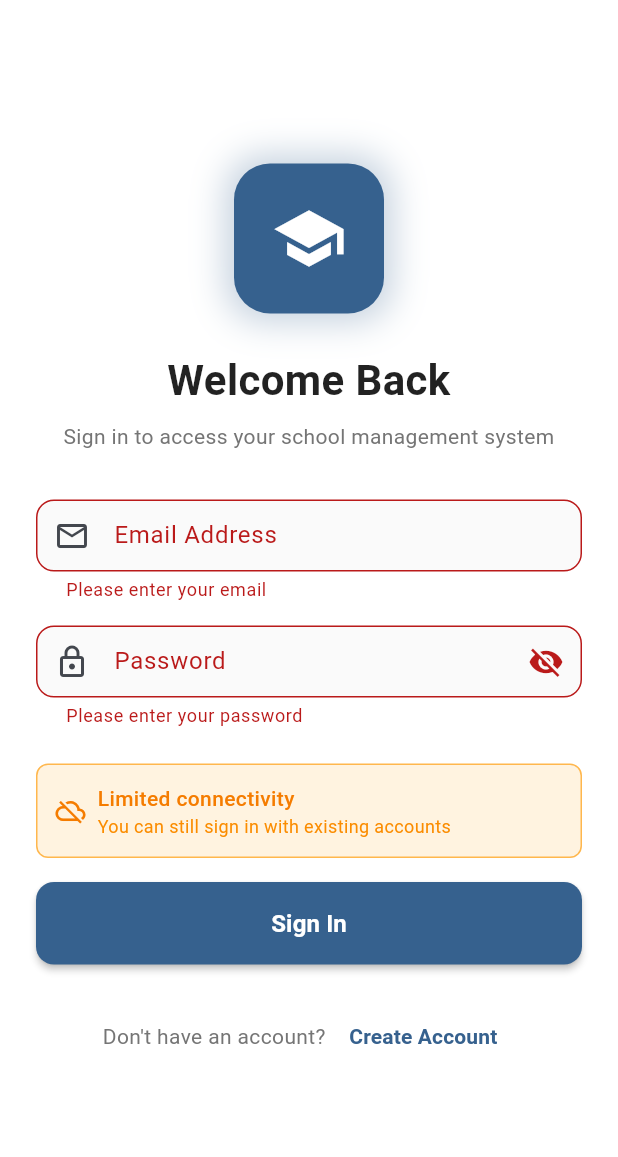
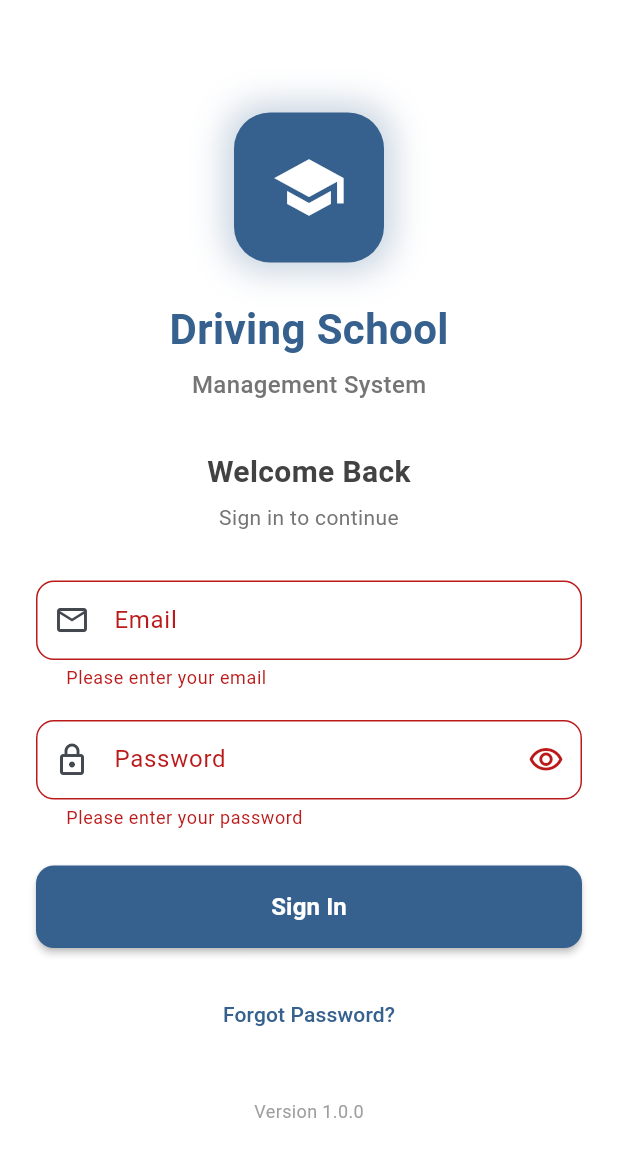
Before and after one commit to ckydoo/driving, a Flutter app: the screen it shows after launch, after a tap on "Sign In", on a phone screen of 412 x 824 dp. Shown: the top 1157 px of the screen. Run offline on Flutter 3.47's test engine with Material 3 defaults, Android fonts, the phone set to English and light mode, and no system bars; our stand-ins replace csv, file_picker, fl_chart, flutter_secure_storage, get, pdf and 6 more; accounts and stored records are empty.

Commit message:
`Simplified login screen without Firebase, updated UI and functionality`

```diff
--- a/lib/screens/auth/login_screen.dart
+++ b/lib/screens/auth/login_screen.dart
@@ -1,4 +1,4 @@
-// lib/screens/auth/login_screen.dart - Updated for Firebase-First with backward compatibility
+// lib/screens/auth/login_screen.dart - Simplified without Firebase
 import 'package:driving/controllers/auth_controller.dart';
 import 'package:flutter/material.dart';
 import 'package:get/get.dart';
@@ -23,6 +23,21 @@ class _LoginScreenState extends State<LoginScreen> {
     _emailController.dispose();
     _passwordController.dispose();
     super.dispose();
+  }
+
+  Future<void> _handleLogin() async {
+    if (_formKey.currentState!.validate()) {
+      final success = await _authController.login(
+        _emailController.text.trim(),
+        _passwordController.text,
+      );
+
+      if (success) {
+        // Navigate to main app on successful login
+        Get.offAllNamed('/main');
+      }
+      // Error handling is already done in the AuthController
+    }
   }
 
   @override
@@ -76,21 +91,20 @@ class _LoginScreenState extends State<LoginScreen> {
                               ),
                               SizedBox(height: isWideScreen ? 32 : 24),
                               Text(
-                                'Welcome Back',
-                                textAlign: TextAlign.center,
+                                'Driving School',
                                 style: TextStyle(
                                   fontSize: isWideScreen ? 32 : 28,
                                   fontWeight: FontWeight.bold,
-                                  color: Colors.black87,
+                                  color: Theme.of(context).primaryColor,
                                 ),
                               ),
-                              SizedBox(height: isWideScreen ? 12 : 8),
+                              SizedBox(height: isWideScreen ? 8 : 6),
                               Text(
-                                'Sign in to access your school management system',
-                                textAlign: TextAlign.center,
+                                'Management System',
                                 style: TextStyle(
-                                  fontSize: isWideScreen ? 16 : 14,
-                                  color: Colors.grey.shade600,
+                                  fontSize: isWideScreen ? 18 : 16,
+                                  color: Colors.grey[600],
+                                  fontWeight: FontWeight.w500,
                                 ),
                               ),
                             ],
@@ -99,33 +113,47 @@ class _LoginScreenState extends State<LoginScreen> {
 
                         SizedBox(height: isWideScreen ? 48 : 32),
 
+                        // Welcome Text
+                        Text(
+                          'Welcome Back',
+                          style: TextStyle(
+                            fontSize: isWideScreen ? 24 : 20,
+                            fontWeight: FontWeight.bold,
+                            color: Colors.grey[800],
+                          ),
+                          textAlign: TextAlign.center,
+                        ),
+                        SizedBox(height: isWideScreen ? 8 : 6),
+                        Text(
+                          'Sign in to continue',
+                          style: TextStyle(
+                            fontSize: isWideScreen ? 16 : 14,
+                            color: Colors.grey[600],
+                          ),
+                          textAlign: TextAlign.center,
+                        ),
+
+                        SizedBox(height: isWideScreen ? 40 : 32),
+
                         // Email Field
                         TextFormField(
                           controller: _emailController,
                           keyboardType: TextInputType.emailAddress,
+                          textInputAction: TextInputAction.next,
                           decoration: InputDecoration(
-                            labelText: 'Email Address',
+                            labelText: 'Email',
                             hintText: 'Enter your email',
                             prefixIcon: const Icon(Icons.email_outlined),
                             border: OutlineInputBorder(
                               borderRadius: BorderRadius.circular(12),
                             ),
-                            enabledBorder: OutlineInputBorder(
-                              borderRadius: BorderRadius.circular(12),
-                              borderSide:
-                                  BorderSide(color: Colors.grey.shade300),
-                            ),
-                            focusedBorder: OutlineInputBorder(
-                              borderRadius: BorderRadius.circular(12),
-                              borderSide:
-                                  BorderSide(color: Colors.blue.shade600),
-                            ),
-                            filled: true,
-                            fillColor: Colors.grey.shade50,
                             contentPadding: EdgeInsets.symmetric(
                               horizontal: 16,
-                              vertical: isWideScreen ? 16 : 12,
+                              vertical: isWideScreen ? 20 : 16,
                             ),
+                          ),
+                          style: TextStyle(
+                            fontSize: isWideScreen ? 16 : 14,
                           ),
                           validator: (value) {
                             if (value == null || value.isEmpty) {
@@ -138,12 +166,14 @@ class _LoginScreenState extends State<LoginScreen> {
                           },
                         ),
 
-                        SizedBox(height: isWideScreen ? 20 : 16),
+                        SizedBox(height: isWideScreen ? 24 : 20),
 
                         // Password Field
                         TextFormField(
                           controller: _passwordController,
                           obscureText: _obscurePassword,
+                          textInputAction: TextInputAction.done,
+                          onFieldSubmitted: (_) => _handleLogin(),
                           decoration: InputDecoration(
                             labelText: 'Password',
                             hintText: 'Enter your password',
@@ -151,8 +181,8 @@ class _LoginScreenState extends State<LoginScreen> {
                             suffixIcon: IconButton(
                               icon: Icon(
                                 _obscurePassword
-                                    ? Icons.visibility_off
-                                    : Icons.visibility,
+                                    ? Icons.visibility_outlined
+                                    : Icons.visibility_off_outlined,
                               ),
                               onPressed: () {
                                 setState(() {
@@ -163,22 +193,13 @@ class _LoginScreenState extends State<LoginScreen> {
                             border: OutlineInputBorder(
                               borderRadius: BorderRadius.circular(12),
                             ),
-                            enabledBorder: OutlineInputBorder(
-                              borderRadius: BorderRadius.circular(12),
-                              borderSide:
-                                  BorderSide(color: Colors.grey.shade300),
-                            ),
-                            focusedBorder: OutlineInputBorder(
-                              borderRadius: BorderRadius.circular(12),
-                              borderSide:
-                                  BorderSide(color: Colors.blue.shade600),
-                            ),
-                            filled: true,
-                            fillColor: Colors.grey.shade50,
                             contentPadding: EdgeInsets.symmetric(
                               horizontal: 16,
-                              vertical: isWideScreen ? 16 : 12,
+                              vertical: isWideScreen ? 20 : 16,
                             ),
+                          ),
+                          style: TextStyle(
+                            fontSize: isWideScreen ? 16 : 14,
                           ),
                           validator: (value) {
                             if (value == null || value.isEmpty) {
@@ -193,7 +214,7 @@ class _LoginScreenState extends State<LoginScreen> {
 
                         SizedBox(height: isWideScreen ? 32 : 24),
 
-                        // Error Message
+                        // Error Message (Only show actual errors)
                         Obx(() {
                           if (_authController.error.value.isNotEmpty) {
                             return Container(
@@ -225,49 +246,6 @@ class _LoginScreenState extends State<LoginScreen> {
                           return const SizedBox.shrink();
                         }),
 
-                        // Firebase Connection Status
-                        Obx(() {
-                          return Container(
-                            padding: const EdgeInsets.all(12),
-                            margin: const EdgeInsets.only(bottom: 16),
-                            decoration: BoxDecoration(
-                              color: Colors.orange[50],
-                              border: Border.all(color: Colors.orange[300]!),
-                              borderRadius: BorderRadius.circular(8),
-                            ),
-                            child: Row(
-                              children: [
-                                Icon(Icons.cloud_off,
-                                    color: Colors.orange[700], size: 20),
-                                const SizedBox(width: 8),
-                                Expanded(
-                                  child: Column(
-                                    crossAxisAlignment:
-                                        CrossAxisAlignment.start,
-                                    children: [
-                                      Text(
-                                        'Limited connectivity',
-                                        style: TextStyle(
-                                          color: Colors.orange[700],
-                                          fontSize: 14,
-                                          fontWeight: FontWeight.w500,
-                                        ),
-                                      ),
-                                      Text(
-                                        'You can still sign in with existing accounts',
-                                        style: TextStyle(
-                                          color: Colors.orange[600],
-                                          fontSize: 12,
-                                        ),
-                                      ),
-                                    ],
-                                  ),
-                                ),
-                              ],
-                            ),
-                          );
-                        }),
-
                         // Login Button
                         Obx(() => ElevatedButton(
                               onPressed: _authController.isLoading.value
@@ -285,13 +263,29 @@ class _LoginScreenState extends State<LoginScreen> {
                                 elevation: 2,
                               ),
                               child: _authController.isLoading.value
-                                  ? const SizedBox(
+                                  ? Row(
+                                      mainAxisAlignment:
+                                          MainAxisAlignment.center,
+                                      children: [
+                                        SizedBox(
+                                          width: 20,
                                           height: 20,
-                                      width: 20,
                                           child: CircularProgressIndicator(
-                                        color: Colors.white,
                                             strokeWidth: 2,
+                                            valueColor:
+                                                AlwaysStoppedAnimation<Color>(
+                                                    Colors.white),
                                           ),
+                                        ),
+                                        SizedBox(width: 12),
+                                        Text(
+                                          'Signing In...',
+                                          style: TextStyle(
+                                            fontSize: isWideScreen ? 18 : 16,
+                                            fontWeight: FontWeight.w600,
+                                          ),
+                                        ),
+                                      ],
                                     )
                                   : Text(
                                       'Sign In',
@@ -302,30 +296,40 @@ class _LoginScreenState extends State<LoginScreen> {
                                     ),
                             )),
 
-                        SizedBox(height: isWideScreen ? 32 : 24),
+                        SizedBox(height: isWideScreen ? 24 : 20),
 
-                        // Register Link
-                        Row(
-                          mainAxisAlignment: MainAxisAlignment.center,
-                          children: [
-                            Text(
-                              "Don't have an account? ",
+                        // Forgot Password
+                        TextButton(
+                          onPressed: () {
+                            // Handle forgot password
+                            Get.snackbar(
+                              'Coming Soon',
+                              'Password reset functionality will be available soon',
+                              backgroundColor: Colors.blue[50],
+                              colorText: Colors.blue[800],
+                            );
+                          },
+                          child: Text(
+                            'Forgot Password?',
                             style: TextStyle(
-                                color: Colors.grey[600],
+                              color: Theme.of(context).primaryColor,
                               fontSize: isWideScreen ? 16 : 14,
-                              ),
-                            ),
-                            TextButton(
-                              onPressed: () => Get.toNamed('/school-selection'),
-                              child: Text(
-                                'Create Account',
-                                style: TextStyle(
-                                  fontWeight: FontWeight.w600,
-                                  fontSize: isWideScreen ? 16 : 14,
+                              fontWeight: FontWeight.w500,
                             ),
                           ),
                         ),
-                          ],
+
+                        SizedBox(height: isWideScreen ? 40 : 32),
+
+                        // Version/Footer
+                        Center(
+                          child: Text(
+                            'Version 1.0.0',
+                            style: TextStyle(
+                              color: Colors.grey[500],
+                              fontSize: 12,
+                            ),
+                          ),
                         ),
                       ],
                     ),
@@ -338,62 +342,4 @@ class _LoginScreenState extends State<LoginScreen> {
       ),
     );
   }
-
-  Future<void> _handleLogin() async {
-    if (!_formKey.currentState!.validate()) return;
-
-    final success = await _authController.login(
-      _emailController.text.trim(),
-      _passwordController.text,
-    );
-
-    if (success) {
-      print('✅ Login successful, navigating to main app');
-      print('🔍 Auth Status:');
-      print('   Local: ${_authController.isLoggedIn.value}');
-
-      // Force a small delay to ensure auth state is fully updated
-      await Future.delayed(const Duration(milliseconds: 100));
-
-      // Check if user has PIN setup for future convenience
-      if (_authController.hasPinSetup) {
-        // Go to main app
-        Get.offAllNamed('/main');
-      } else {
-        // Offer to setup PIN for future logins
-        _showPinSetupDialog();
 }
-    } else {
-      print('❌ Login failed');
-    }
-  }
-
-  void _showPinSetupDialog() {
-    Get.dialog(
-      AlertDialog(
-        title: const Text('Setup PIN'),
-        content: const Text(
-          'Would you like to set up a PIN for faster login next time?',
-        ),
-        actions: [
-          TextButton(
-            onPressed: () {
-              Get.back();
-              print('📱 Navigating to main app (PIN setup skipped)');
-              Get.offAllNamed('/main');
-            },
-            child: const Text('Maybe Later'),
-          ),
-          ElevatedButton(
-            onPressed: () {
-              Get.back();
-              print('📱 Navigating to PIN setup');
-              Get.offAllNamed('/pin-setup');
-            },
-            child: const Text('Setup PIN'),
-          ),
-        ],
-      ),
-    );
-  }
-}
```
Lines whose indentation alone changed are shown as unchanged.
